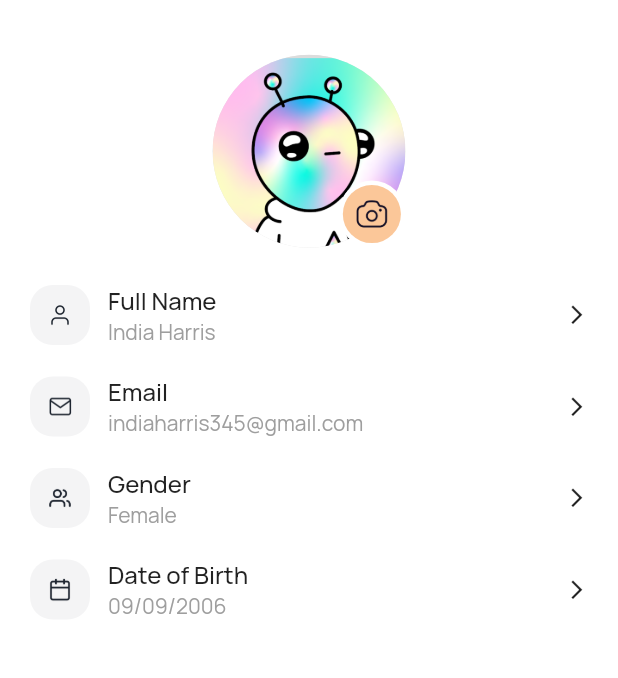
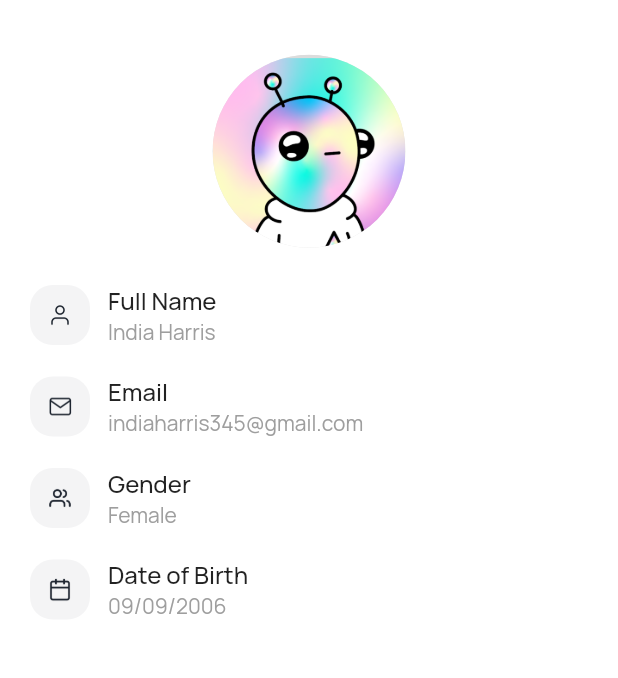
Before and after one commit to virtualsoft-pk/skilled_app, a Flutter app: the AccountDetail screen opened directly, on a phone screen of 412 x 824 dp, the part 97-775 px from its top. Run offline on Flutter 3.47's test engine with Material 2 defaults, Android fonts, the phone set to English and light mode, and no system bars; our stand-ins replace flutter_keyboard_visibility, flutter_rating_bar, flutter_switch, flutter_time_picker_spinner, flutter_typeahead, get and 8 more; missing offline and left inert: black_hole_flutter, flutter_clean_calendar, flutter_onboard, flutter_share, swipe, swipeable_page_route.

Commit message:
issues resolving

```diff
--- a/lib/views/eventCalander/event_page_for_month.dart
+++ b/lib/views/eventCalander/event_page_for_month.dart
@@ -168,10 +168,9 @@ class _EventPageForMonthState extends State<EventPageForMonth>
                 UpCommingEvent(
                   fun: () {
                     // isHideCalander = true;
-                    setState(() {});
                   },
                 ),
-                CompleteEvent(),
+                const CompleteEvent(),
               ],
             ),
           ),
--- a/lib/views/eventCalander/upcoming_events_screen.dart
+++ b/lib/views/eventCalander/upcoming_events_screen.dart
@@ -23,7 +23,6 @@ class _UpCommingEventState extends State<UpCommingEvent> {
     return Scaffold(
       backgroundColor: Colors.white,
       body: SingleChildScrollView(
-        physics: const NeverScrollableScrollPhysics(),
         child: Column(
           children: [
             ListView.builder(
--- a/lib/views/settings/aboutUs.dart
+++ b/lib/views/settings/aboutUs.dart
@@ -14,7 +14,11 @@ class _AboustUsState extends State<AboustUs> {
   Widget build(BuildContext context) {
     return Scaffold(
       backgroundColor: Colors.white,
-      appBar: tabAppBar(title: 'About Us'),
+      appBar: tabAppBar(
+          title: 'About Us',
+          trailing: SizedBox(
+            width: Responsive.isTablet(context) ? Get.width * 0.05 : 32,
+          )),
       body: Container(
         margin: EdgeInsets.symmetric(
           horizontal: Responsive.isTablet(context) ? Get.width * 0.08 : 16,
--- a/lib/views/settings/accountDetails.dart
+++ b/lib/views/settings/accountDetails.dart
@@ -7,9 +7,6 @@ import 'package:image_picker/image_picker.dart';
 import 'package:skilled_app/views/responsive.dart';
 import 'package:skilled_app/views/settings/profileEdit.dart';
 import 'package:skilled_app/widgets/custom_widgets.dart';
-
-import '../../utils/app_colors.dart';
-import '../../widgets/settings_listtile.dart';
 
 class AccountDetail extends StatefulWidget {
   @override
@@ -56,12 +53,9 @@ class _AccountDetailState extends State<AccountDetail> {
             horizontal: Responsive.isTablet(context) ? Get.width * 0.35 : 20,
             vertical: 20),
         child: Column(
+          crossAxisAlignment: CrossAxisAlignment.center,
           children: [
-            Stack(
-              alignment: Alignment.bottomRight,
-              children: [
-                image == null
-                    ? CircleAvatar(
+            CircleAvatar(
                 radius: Get.height * 0.078,
                 backgroundColor: Colors.grey.withOpacity(0.3),
                 backgroundImage: const AssetImage(
@@ -75,33 +69,6 @@ class _AccountDetailState extends State<AccountDetail> {
                 //     width: Get.width * 0.17,
                 //   ),
                 // ),
-                        )
-                    : CircleAvatar(
-                        radius: Get.height * 0.078,
-                        backgroundColor: Colors.grey.withOpacity(0.3),
-                        backgroundImage: FileImage(image!),
-                      ),
-                Container(
-                  padding: const EdgeInsets.all(3),
-                  decoration: const BoxDecoration(
-                      color: Colors.white, shape: BoxShape.circle),
-                  child: InkWell(
-                    onTap: () {
-                      pickFunction();
-                    },
-                    child: Container(
-                      padding: const EdgeInsets.all(7),
-                      decoration: const BoxDecoration(
-                          color: buttonColor, shape: BoxShape.circle),
-                      child: Image.asset(
-                        "assets/images/Camera.png",
-                        fit: BoxFit.cover,
-                        height: Get.height * 0.03,
-                      ),
-                    ),
-                  ),
-                )
-              ],
                 ),
             SizedBox(
               height: Get.height * 0.02,
@@ -109,25 +76,67 @@ class _AccountDetailState extends State<AccountDetail> {
             const SizedBox(
               height: 8,
             ),
-            buildListTile(
+            accountDetailtile(
                 "assets/images/user.png", "Full Name", "India Harris"),
             const SizedBox(
               height: 8,
             ),
-            buildListTile(
+            accountDetailtile(
                 "assets/images/mail.png", "Email", "indiaharris345@gmail.com"),
             const SizedBox(
               height: 8,
             ),
-            buildListTile("assets/images/genders.png", "Gender", "Female"),
+            accountDetailtile("assets/images/genders.png", "Gender", "Female"),
             const SizedBox(
               height: 8,
             ),
-            buildListTile("assets/images/simpleCalander.png", "Date of Birth",
-                "09/09/2006"),
+            accountDetailtile("assets/images/simpleCalander.png",
+                "Date of Birth", "09/09/2006"),
           ],
         ),
       ),
     );
   }
+
+  Widget accountDetailtile(String image, String text, [String? desc]) {
+    return Container(
+      margin: const EdgeInsets.only(bottom: 12),
+      child: Row(
+        crossAxisAlignment: CrossAxisAlignment.center,
+        children: [
+          Container(
+            padding: const EdgeInsets.all(12),
+            decoration: BoxDecoration(
+              //shape: BoxShape.circle,
+              borderRadius: BorderRadius.circular(15),
+              color: const Color(0xffF4F4F5),
+            ),
+            child: Image.asset(
+              image,
+              height: 16,
+            ),
+          ),
+          const SizedBox(
+            width: 12,
+          ),
+          Column(
+            mainAxisAlignment: MainAxisAlignment.center,
+            crossAxisAlignment: CrossAxisAlignment.start,
+            children: [
+              Text(
+                text,
+                style:
+                    const TextStyle(fontSize: 16, fontWeight: FontWeight.w500),
+              ),
+              if (desc != null)
+                Text(
+                  desc,
+                  style: const TextStyle(fontSize: 14, color: Colors.grey),
+                ),
+            ],
+          ),
+        ],
+      ),
+    );
   }
+}
--- a/lib/views/settings/profileEdit.dart
+++ b/lib/views/settings/profileEdit.dart
@@ -252,7 +252,9 @@ class _ProfileEditState extends State<ProfileEdit> {
                     ),
                     CustomButton(
                       text: "Save changes",
-                      funct: () {},
+                      funct: () {
+                        Get.back();
+                      },
                     ),
                   ],
                 ),
--- a/lib/widgets/custom_widgets.dart
+++ b/lib/widgets/custom_widgets.dart
@@ -7,7 +7,7 @@ import 'package:skilled_app/widgets/custom_button.dart';
 import '../utils/app_colors.dart';
 import 'add_event_calender.dart';
 
-tabAppBar({title, trailing}) {
+tabAppBar({title, trailing, leading = true}) {
   return PreferredSize(
     preferredSize: const Size.fromHeight(100),
     child: Builder(builder: (context) {
@@ -18,7 +18,12 @@ tabAppBar({title, trailing}) {
             const SizedBox(
               width: 16,
             ),
-            SizedBox(child: customBackButton()),
+            if (leading) SizedBox(child: customBackButton()),
+            if (!leading)
+              const SizedBox(
+                height: 40.0,
+                width: 40.0,
+              ),
             title != null ? const Spacer() : const SizedBox(),
             title != null
                 ? Container(
```
Also changed, not shown: lib/controller/nav_controller.dart (added, +10 -0 lines), lib/views/eventCalander/completed_events_screen.dart (+56 -54 lines), lib/views/eventCalander/in_person.dart (+35 -31 lines), lib/views/feeds/bottom_navigation/bottom_navigation.dart (+23 -1 lines), lib/views/feeds/bottom_navigation/search.dart (+12 -0 lines), lib/views/quiz/search_screen.dart (+44 -10 lines), lib/views/settings/NotificationScreen.dart (+10 -7 lines), lib/views/settings/careerListScreen.dart (+10 -9 lines), lib/views/settings/changPassword.dart (+12 -7 lines), lib/views/settings/settingPage.dart (+6 -6 lines), lib/widgets/add_event_calender.dart (+73 -44 lines). Lines whose indentation alone changed are shown as unchanged.
